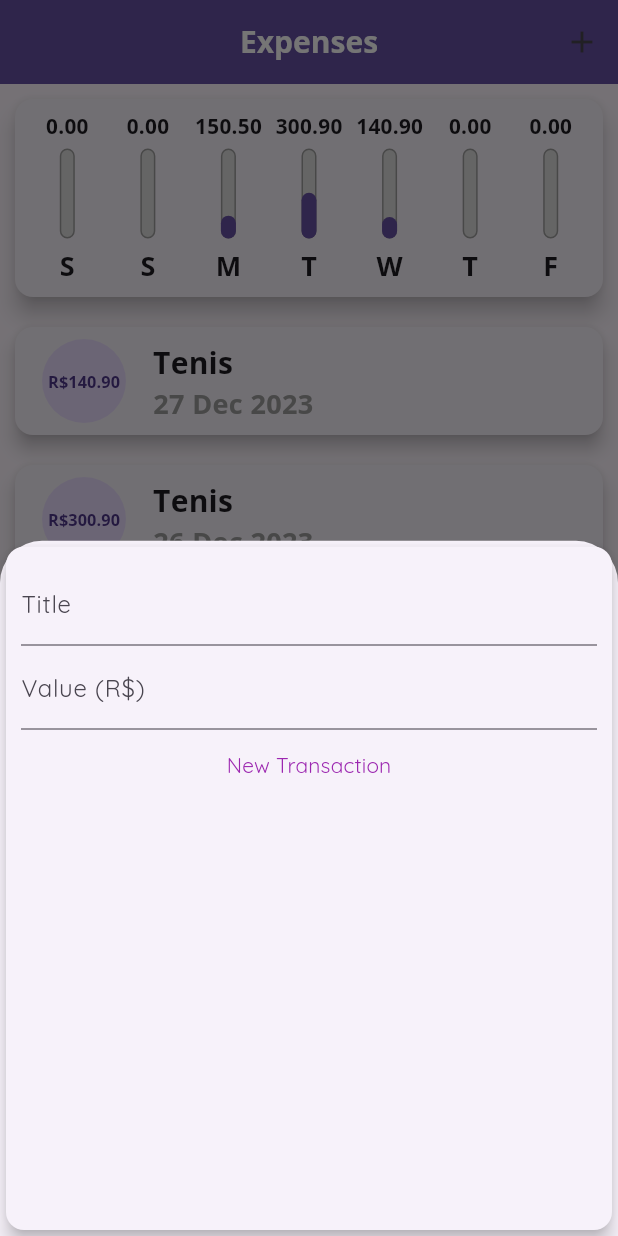
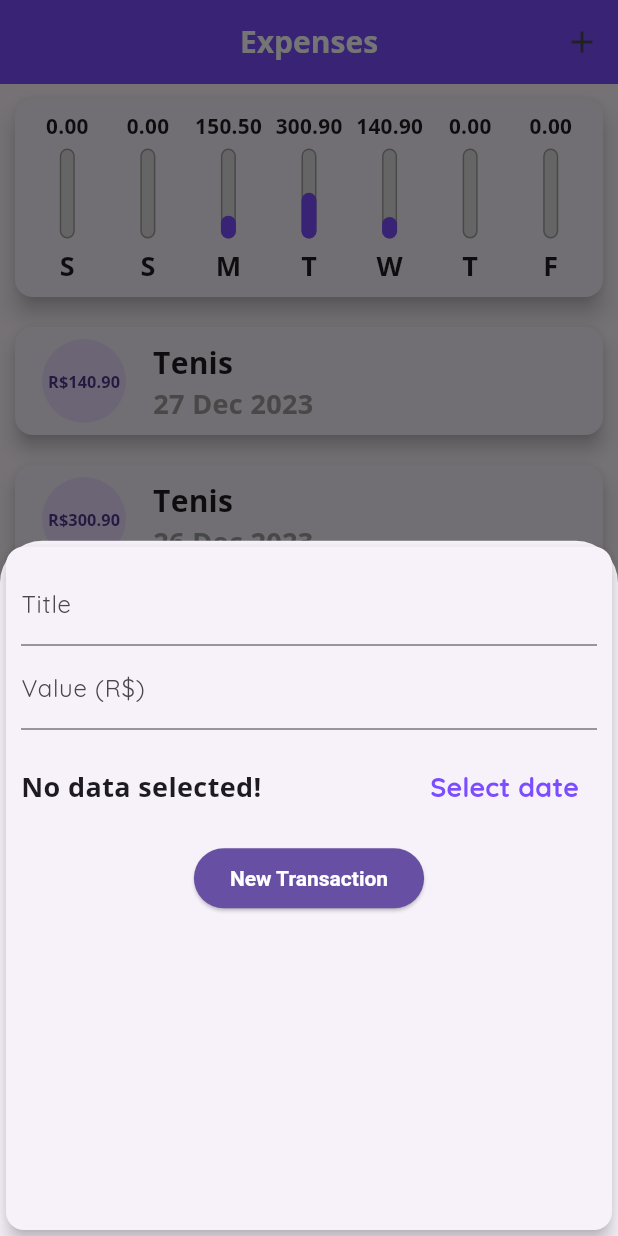
Before and after one commit to DanielMartinsSouza/finance_control, a Flutter app: the screen it shows after launch, after a tap on the "add" icon, on a phone screen of 412 x 824 dp. Run offline on Flutter 3.47's test engine with Material 3 defaults, Android fonts, the light colour scheme and no system bars.

Commit message:
Adicionando showDatePicker()

```diff
--- a/lib/components/transaction_form.dart
+++ b/lib/components/transaction_form.dart
@@ -1,4 +1,5 @@
 import 'package:flutter/material.dart';
+import 'package:intl/intl.dart';
 
 class TransactionForm extends StatefulWidget {
   final Function(String, double) onSubmit;
@@ -10,13 +11,13 @@ class TransactionForm extends StatefulWidget {
 }
 
 class _TransactionFormState extends State<TransactionForm> {
-  final titleController = TextEditingController();
-
-  final valueController = TextEditingController();
+  final _titleController = TextEditingController();
+  final _valueController = TextEditingController();
+  dynamic _selectedDate;
 
   _submittedForm() {
-    final String title = titleController.text;
-    final double value = double.parse(valueController.text);
+    final String title = _titleController.text;
+    final double value = double.parse(_valueController.text);
 
     if (value <= 0 || title == "" || title.isEmpty) {
       return;
@@ -25,36 +26,81 @@ class _TransactionFormState extends State<TransactionForm> {
     widget.onSubmit(title, value);
   }
 
+  _showDataPicker() {
+    showDatePicker(
+      context: context,
+      initialDate: DateTime.now(),
+      firstDate: DateTime(2020),
+      lastDate: DateTime.now(),
+    ).then((datePicker) {
+      if (datePicker == null) {
+        return;
+      }
+      setState(() {
+        _selectedDate = datePicker;
+      });
+    });
+  }
+
   @override
   Widget build(BuildContext context) {
     return Card(
       elevation: 5,
       child: Padding(
-        padding: const EdgeInsets.all(10),
+        padding: EdgeInsets.all(10),
         child: Column(
           children: <Widget>[
             TextField(
-              controller: titleController,
+              controller: _titleController,
               decoration: InputDecoration(
                 labelText: "Title",
               ),
               onSubmitted: (_) => _submittedForm(),
             ),
             TextField(
-              controller: valueController,
+              controller: _valueController,
               decoration: InputDecoration(
                 labelText: "Value (R\$)",
               ),
               keyboardType: TextInputType.numberWithOptions(decimal: true),
               onSubmitted: (_) => _submittedForm(),
             ),
-            TextButton(
-              style: TextButton.styleFrom(
-                foregroundColor: Colors.purple,
+            Container(
+              height: 75,
+              child: Row(
+                children: <Widget>[
+                  Expanded(
+                    child: Text(
+                      _selectedDate == null
+                          ? "No data selected!"
+                          : "Date: ${DateFormat("dd/MM/y").format(_selectedDate)}",
+                    ),
+                  ),
+                  TextButton(
+                    onPressed: _showDataPicker,
+                    child: Text(
+                      "Select date",
+                      style: TextStyle(
+                        color: Theme.of(context).primaryColor,
+                        fontWeight: FontWeight.bold,
+                        fontSize: 18,
+                      ),
+                    ),
+                  ),
+                ],
               ),
+            ),
+            ElevatedButton(
               onPressed: _submittedForm,
               child: Text(
                 "New Transaction",
+                style: TextStyle(
+                  color: Theme.of(context)
+                      .elevatedButtonTheme
+                      .style
+                      ?.textStyle
+                      ?.resolve({})?.color,
+                ),
               ),
             ),
           ],
--- a/lib/components/transaction_list.dart
+++ b/lib/components/transaction_list.dart
@@ -46,15 +46,15 @@ class TransactionList extends StatelessWidget {
                         padding: const EdgeInsets.all(6),
                         child: FittedBox(
                             child: Text(
-                                "R\$${transactions[index].value.toStringAsFixed(2)}")),
+                                "R\$${transactioIndex.value.toStringAsFixed(2)}")),
                       ),
                     ),
                     title: Text(
-                      transactions[index].title,
+                      transactioIndex.title,
                       style: Theme.of(context).textTheme.titleMedium,
                     ),
                     subtitle: Text(
-                      DateFormat("d MMM y").format(transactions[index].date),
+                      DateFormat("d MMM y").format(transactioIndex.date),
                       style: TextStyle(color: Colors.grey),
                     ),
                   ),
--- a/lib/main.dart
+++ b/lib/main.dart
@@ -20,12 +20,26 @@ class _ExpensesAppState extends State<ExpensesApp> {
     return MaterialApp(
       home: MyHomePage(),
       theme: ThemeData(
-        primarySwatch: Colors.purple,
+        elevatedButtonTheme: ElevatedButtonThemeData(
+          style: ButtonStyle(
+              backgroundColor:
+                  MaterialStateProperty.all(Theme.of(context).primaryColor),
+              textStyle: MaterialStateProperty.all(
+                const TextStyle(
+                    color: Colors.white, fontWeight: FontWeight.bold),
+              ),
+              iconColor: MaterialStateProperty.all(Colors.white)),
+        ),
+        primaryColor: Colors.deepPurpleAccent,
+        primarySwatch: Colors.deepPurple,
         floatingActionButtonTheme: const FloatingActionButtonThemeData(
-          backgroundColor: Colors.amber,
+          backgroundColor: Colors.deepPurpleAccent,
         ),
         fontFamily: "Quicksand",
         textTheme: const TextTheme(
+          labelLarge: TextStyle(
+            color: Colors.white,
+          ),
           titleMedium: TextStyle(
               fontFamily: "OpensSans",
               fontSize: 20,
@@ -132,7 +146,14 @@ class _MyHomePageState extends State<MyHomePage> {
       ),
       floatingActionButton: FloatingActionButton(
         onPressed: () => _openTransactionFormModal(context),
-        child: Icon(Icons.add),
+        child: Icon(
+          Icons.add,
+          color: Theme.of(context)
+              .elevatedButtonTheme
+              .style
+              ?.iconColor
+              ?.resolve({}),
+        ),
       ),
       floatingActionButtonLocation: FloatingActionButtonLocation.centerFloat,
     );
```
